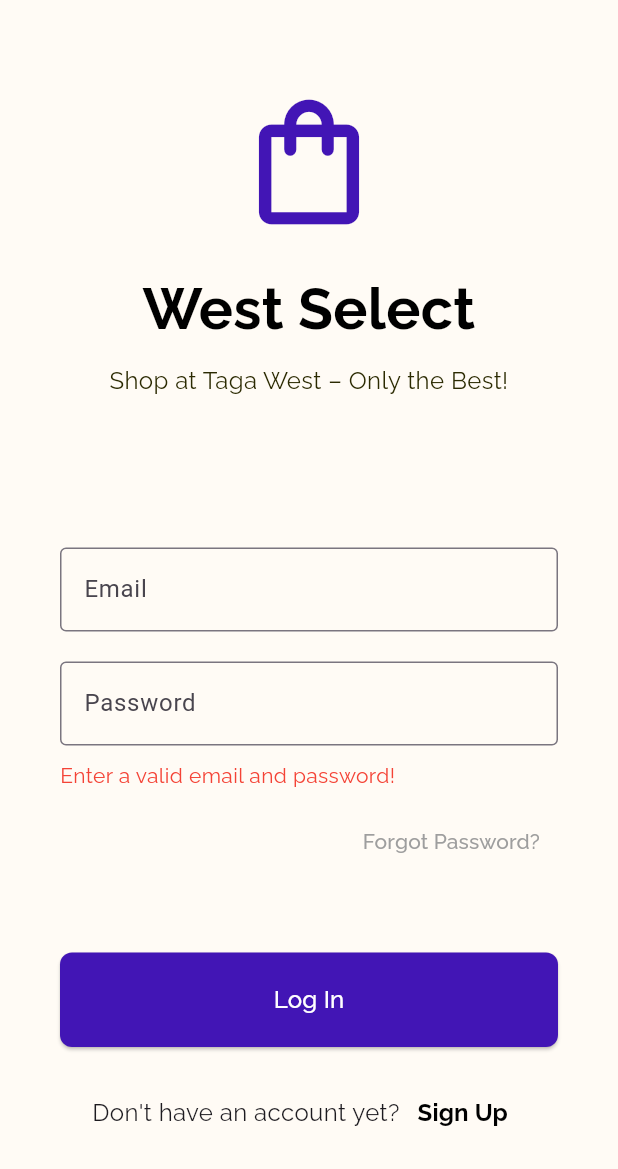
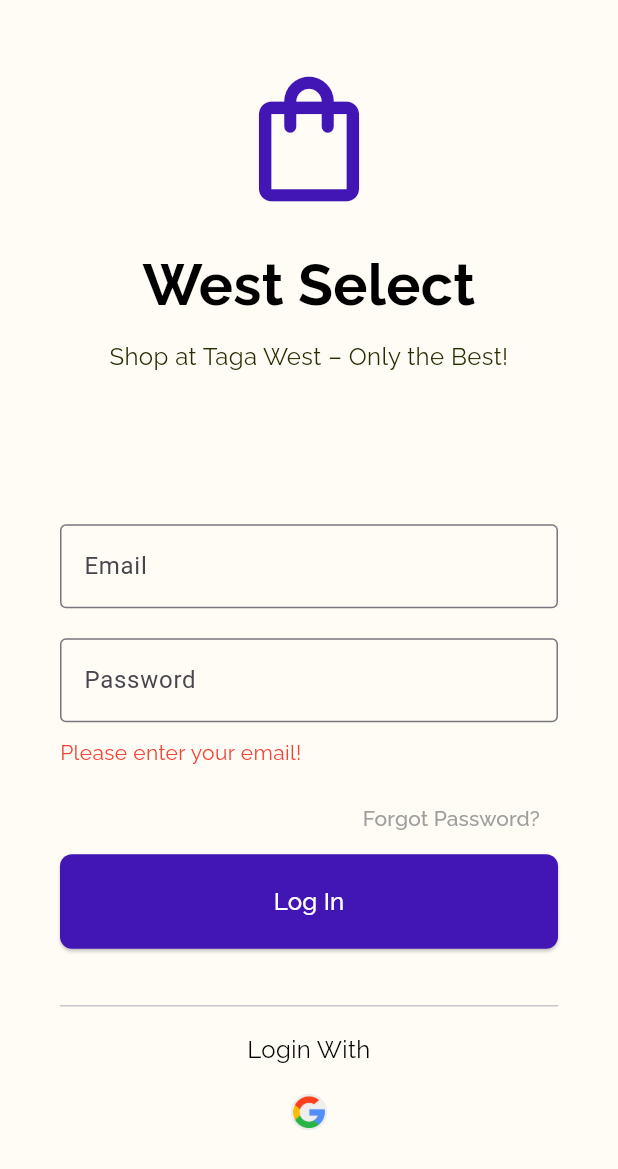
Before and after one commit to jayyy404/west_select, a Flutter app: the LogInPage screen opened by its route, after a tap on "Log In", on a phone screen of 412 x 824 dp. Shown: the top 1169 px of the screen. Run offline on Flutter 3.47's test engine with Material 3 defaults, Android fonts, the phone set to English and light mode, and no system bars; our stand-ins replace firebase_auth, firebase_core, google_sign_in; missing offline and left inert: flutter_facebook_auth; accounts and stored records are empty; network calls fail.

Commit message:
new changes

```diff
--- a/cc206_WVSU Buy and Sell/lib/features/Homepage/listing_page.dart
+++ b/cc206_WVSU Buy and Sell/lib/features/Homepage/listing_page.dart
@@ -4,6 +4,8 @@ import 'package:cc206_west_select/features/Homepage/profile_page.dart';
 import 'user_profile_page.dart';
 
 class CreateListingPage extends StatefulWidget {
+  const CreateListingPage({super.key});
+
   @override
   _CreateListingPageState createState() => _CreateListingPageState();
 }
--- a/cc206_WVSU Buy and Sell/lib/features/log_in.dart
+++ b/cc206_WVSU Buy and Sell/lib/features/log_in.dart
@@ -1,10 +1,10 @@
 import 'package:cc206_west_select/firebase/auth_service.dart';
-import 'package:cc206_west_select/features/sign_up.dart';
 import 'package:flutter/material.dart';
 import 'package:cc206_west_select/features/Homepage/profile_page.dart';
+import 'package:firebase_auth/firebase_auth.dart';
 
 class LogInPage extends StatefulWidget {
-  const LogInPage({Key? key}) : super(key: key);
+  const LogInPage({super.key});
 
   @override
   _LogInPageState createState() => _LogInPageState();
@@ -19,45 +19,35 @@ class _LogInPageState extends State<LogInPage> {
     final email = _emailController.text;
     final password = _passwordController.text;
 
-    if (email.isEmpty || password.isEmpty) {
+    if (email.isEmpty) {
       setState(() {
-        _errorMessage = 'Enter a valid email and password!';
+        _errorMessage = 'Please enter your email!';
       });
       return;
     }
 
-    if (!email.endsWith('@gmail.com')) {
+    if (password.isEmpty) {
       setState(() {
-        _errorMessage = 'Please enter a valid Gmail address.';
+        _errorMessage = 'Please enter your password!';
       });
       return;
     }
 
-    setState(() {
-      _errorMessage = null;
-    });
-
     try {
-      // Firebase Authentication using AuthService
+      // Attempt to sign in with email and password
       final user =
           await AuthService().loginUserWithEmailAndPassword(email, password);
-      ;
       if (user != null) {
-        // Navigate to the home page if login is successful
         Navigator.pushReplacement(
           context,
           MaterialPageRoute(builder: (context) => const ProfilePage()),
         );
-      } else {
-        // Show error message if login fails
-        setState(() {
-          _errorMessage = 'Failed to sign in. Please try again.';
-        });
       }
     } catch (e) {
-      // Show specific error message if login fails
+      // If there's an error (e.g., user not found, incorrect password), show error message
       setState(() {
-        _errorMessage = e.toString(); // Capture the specific error message
+        _errorMessage =
+            'Failed to sign in. Please check your email and password.';
       });
     }
   }
@@ -148,9 +138,8 @@ class _LogInPageState extends State<LogInPage> {
                 ),
               ),
             ),
-            const SizedBox(height: 50),
 
-            // Sign In Button
+            // Sign In Button (adjusted position)
             SizedBox(
               width: double.infinity,
               child: ElevatedButton(
@@ -172,39 +161,50 @@ class _LogInPageState extends State<LogInPage> {
                 ),
               ),
             ),
-            const SizedBox(height: 20),
+            const SizedBox(height: 30),
 
-            // Sign Up Link
-            Row(
-              mainAxisAlignment: MainAxisAlignment.center,
-              children: [
+            // Divider and Social Login Text
+            const Divider(),
+            const SizedBox(height: 10),
             const Text(
-                  "Don't have an account yet?",
+              'Login With',
+              textAlign: TextAlign.center,
               style: TextStyle(
                 fontFamily: "Raleway",
-                    fontSize: 16,
-                  ),
-                ),
-                TextButton(
-                  onPressed: () {
-                    Navigator.push(
-                      context,
-                      MaterialPageRoute(
-                          builder: (context) => const SignUpScreen()),
-                    );
-                  },
-                  child: const Text(
-                    'Sign Up',
-                    style: TextStyle(
-                      fontFamily: "Raleway",
-                      fontWeight: FontWeight.bold,
                 fontSize: 16,
                 color: Colors.black,
               ),
             ),
+            const SizedBox(height: 10),
+
+            Center(
+              child: SizedBox(
+                width: 40,
+                height: 40,
+                child: IconButton(
+                  icon: Image.asset('assets/google.png'),
+                  iconSize: 24,
+                  onPressed: () async {
+                    try {
+                      final user = await AuthService().signInWithGoogle();
+                      if (user != null) {
+                        Navigator.pushReplacement(
+                          context,
+                          MaterialPageRoute(
+                              builder: (context) => const ProfilePage()),
+                        );
+                      }
+                    } catch (e) {
+                      setState(() {
+                        _errorMessage = 'Google sign-in failed. Try again.';
+                      });
+                    }
+                  },
                 ),
-              ],
               ),
+            ),
+
+            const SizedBox(height: 20),
           ],
         ),
       ),
--- /dev/null
+++ b/cc206_WVSU Buy and Sell/lib/firebase/user.dart
@@ -0,0 +1,5 @@
+class User {
+  final String uid;
+
+  User({required this.uid});
+}
--- a/cc206_WVSU Buy and Sell/lib/main.dart
+++ b/cc206_WVSU Buy and Sell/lib/main.dart
@@ -40,7 +40,7 @@ class MyApp extends StatelessWidget {
       // Create the routes
       initialRoute: '/',
       routes: {
-        '/': (context) => const HomePage(),
+        '/': (context) => const LogInPage(),
         '/sign_up': (context) => const LogInPage(),
         '/log_in': (context) => const HomePage(),
       },
--- a/cc206_WVSU Buy and Sell/pubspec.yaml
+++ b/cc206_WVSU Buy and Sell/pubspec.yaml
@@ -39,6 +39,7 @@ flutter:
      - assets/logo.png
      - assets/Shopping bag.png
      - assets/App.png
+     - assets/google.png
   #   - images/a_dot_ham.jpeg
 
   # An image asset can refer to one or more resolution-specific "variants", see
```
Also changed, not shown: cc206_WVSU Buy and Sell/lib/features/home_page.dart (added, +28 -0 lines), cc206_WVSU Buy and Sell/lib/features/sign_up.dart (deleted, +0 -161 lines), cc206_WVSU Buy and Sell/lib/firebase/auth_service.dart (+38 -41 lines), cc206_WVSU Buy and Sell/assets/google.png (added), cc206_WVSU Buy and Sell/lib/features/Authenticatetion.dart (added), cc206_WVSU Buy and Sell/lib/firebase_options.dart (added), 6 other files. Lines whose indentation alone changed are shown as unchanged.
